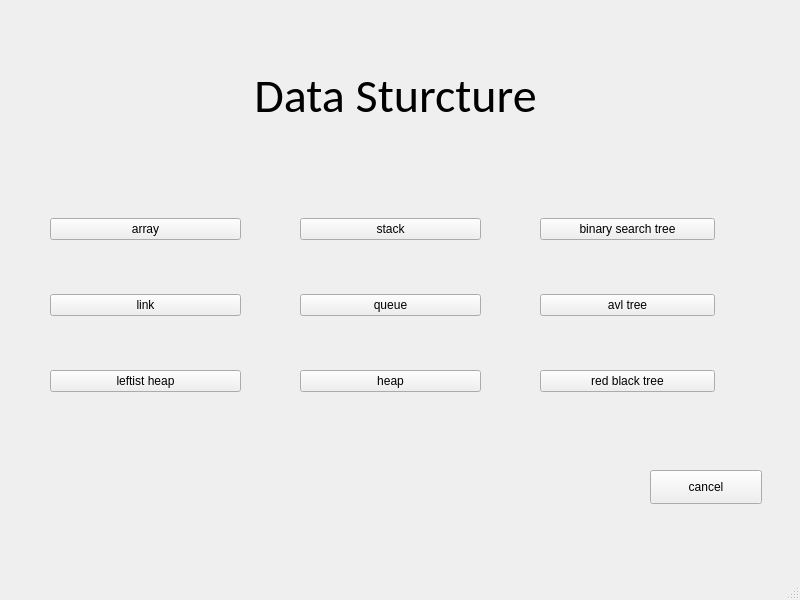
The window that DSVis/WINDOW/model1_main.ui (Dreamerryao/CPlusPlus-Project) describes before a commit, drawn with Qt 5.
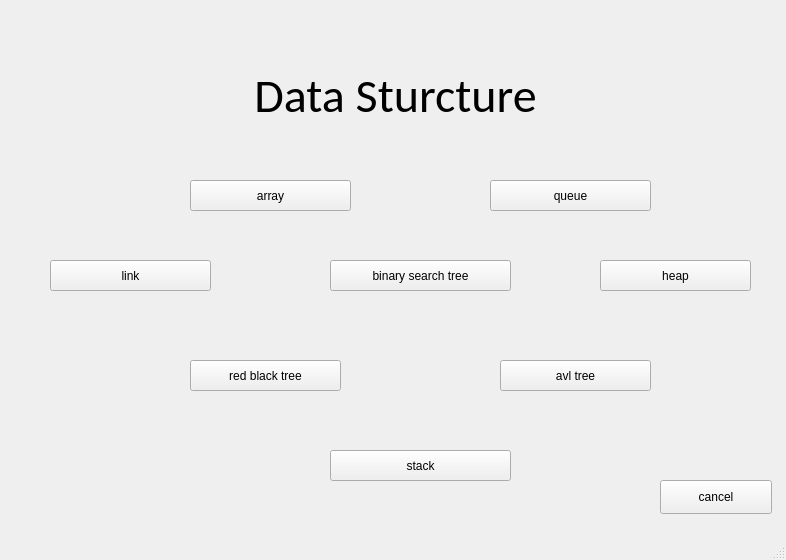
The same window after the commit.

The edit to the form file:
```diff
--- a/DSVis/WINDOW/model1_main.ui
+++ b/DSVis/WINDOW/model1_main.ui
@@ -6,118 +6,19 @@
    <rect>
     <x>0</x>
     <y>0</y>
-    <width>800</width>
-    <height>600</height>
+    <width>786</width>
+    <height>560</height>
    </rect>
   </property>
   <property name="windowTitle">
    <string>MainWindow</string>
   </property>
   <widget class="QWidget" name="centralwidget">
-   <widget class="QWidget" name="gridLayoutWidget">
-    <property name="geometry">
-     <rect>
-      <x>50</x>
-      <y>170</y>
-      <width>191</width>
-      <height>271</height>
-     </rect>
-    </property>
-    <layout class="QGridLayout" name="gridLayout">
-     <item row="1" column="0">
-      <widget class="QPushButton" name="pushButton">
-       <property name="text">
-        <string>array</string>
-       </property>
-      </widget>
-     </item>
-     <item row="2" column="0">
-      <widget class="QPushButton" name="pushButton_2">
-       <property name="text">
-        <string>link</string>
-       </property>
-      </widget>
-     </item>
-     <item row="3" column="0">
-      <widget class="QPushButton" name="pushButton_3">
-       <property name="text">
-        <string>leftist heap</string>
-       </property>
-      </widget>
-     </item>
-    </layout>
-   </widget>
-   <widget class="QWidget" name="gridLayoutWidget_2">
-    <property name="geometry">
-     <rect>
-      <x>300</x>
-      <y>170</y>
-      <width>181</width>
-      <height>271</height>
-     </rect>
-    </property>
-    <layout class="QGridLayout" name="gridLayout_2">
-     <item row="1" column="0">
-      <widget class="QPushButton" name="pushButton_5">
-       <property name="text">
-        <string>queue</string>
-       </property>
-      </widget>
-     </item>
-     <item row="0" column="0">
-      <widget class="QPushButton" name="pushButton_4">
-       <property name="text">
-        <string>stack</string>
-       </property>
-      </widget>
-     </item>
-     <item row="2" column="0">
-      <widget class="QPushButton" name="pushButton_6">
-       <property name="text">
-        <string>heap</string>
-       </property>
-      </widget>
-     </item>
-    </layout>
-   </widget>
-   <widget class="QWidget" name="gridLayoutWidget_3">
-    <property name="geometry">
-     <rect>
-      <x>540</x>
-      <y>170</y>
-      <width>175</width>
-      <height>271</height>
-     </rect>
-    </property>
-    <layout class="QGridLayout" name="gridLayout_3">
-     <item row="1" column="0">
-      <widget class="QPushButton" name="pushButton_8">
-       <property name="text">
-        <string>avl tree</string>
-       </property>
-      </widget>
-     </item>
-     <item row="0" column="0">
-      <widget class="QPushButton" name="pushButton_7">
-       <property name="text">
-        <string>binary search tree</string>
-       </property>
-      </widget>
-     </item>
-     <item row="2" column="0">
-      <widget class="QPushButton" name="pushButton_9">
-       <property name="text">
-        <string>red black tree</string>
-       </property>
-      </widget>
-     </item>
-    </layout>
-   </widget>
    <widget class="QPushButton" name="pushButton_10">
     <property name="geometry">
      <rect>
-      <x>650</x>
-      <y>470</y>
+      <x>660</x>
+      <y>480</y>
       <width>112</width>
       <height>34</height>
      </rect>
@@ -148,6 +49,110 @@
      <set>Qt::AlignCenter</set>
     </property>
    </widget>
+   <widget class="QPushButton" name="pushButton">
+    <property name="geometry">
+     <rect>
+      <x>190</x>
+      <y>180</y>
+      <width>161</width>
+      <height>31</height>
+     </rect>
+    </property>
+    <property name="text">
+     <string>array</string>
+    </property>
+   </widget>
+   <widget class="QPushButton" name="pushButton_2">
+    <property name="geometry">
+     <rect>
+      <x>50</x>
+      <y>260</y>
+      <width>161</width>
+      <height>31</height>
+     </rect>
+    </property>
+    <property name="text">
+     <string>link</string>
+    </property>
+   </widget>
+   <widget class="QPushButton" name="pushButton_4">
+    <property name="geometry">
+     <rect>
+      <x>330</x>
+      <y>450</y>
+      <width>181</width>
+      <height>31</height>
+     </rect>
+    </property>
+    <property name="text">
+     <string>stack</string>
+    </property>
+   </widget>
+   <widget class="QPushButton" name="pushButton_5">
+    <property name="geometry">
+     <rect>
+      <x>490</x>
+      <y>180</y>
+      <width>161</width>
+      <height>31</height>
+     </rect>
+    </property>
+    <property name="text">
+     <string>queue</string>
+    </property>
+   </widget>
+   <widget class="QPushButton" name="pushButton_6">
+    <property name="geometry">
+     <rect>
+      <x>600</x>
+      <y>260</y>
+      <width>151</width>
+      <height>31</height>
+     </rect>
+    </property>
+    <property name="text">
+     <string>heap</string>
+    </property>
+   </widget>
+   <widget class="QPushButton" name="pushButton_7">
+    <property name="geometry">
+     <rect>
+      <x>330</x>
+      <y>260</y>
+      <width>181</width>
+      <height>31</height>
+     </rect>
+    </property>
+    <property name="text">
+     <string>binary search tree</string>
+    </property>
+   </widget>
+   <widget class="QPushButton" name="pushButton_8">
+    <property name="geometry">
+     <rect>
+      <x>500</x>
+      <y>360</y>
+      <width>151</width>
+      <height>31</height>
+     </rect>
+    </property>
+    <property name="text">
+     <string>avl tree</string>
+    </property>
+   </widget>
+   <widget class="QPushButton" name="pushButton_9">
+    <property name="geometry">
+     <rect>
+      <x>190</x>
+      <y>360</y>
+      <width>151</width>
+      <height>31</height>
+     </rect>
+    </property>
+    <property name="text">
+     <string>red black tree</string>
+    </property>
+   </widget>
   </widget>
   <widget class="QMenuBar" name="menubar">
    <property name="geometry">
```
Left out of the diff: 4 changed lines with no effect on the pictures.
